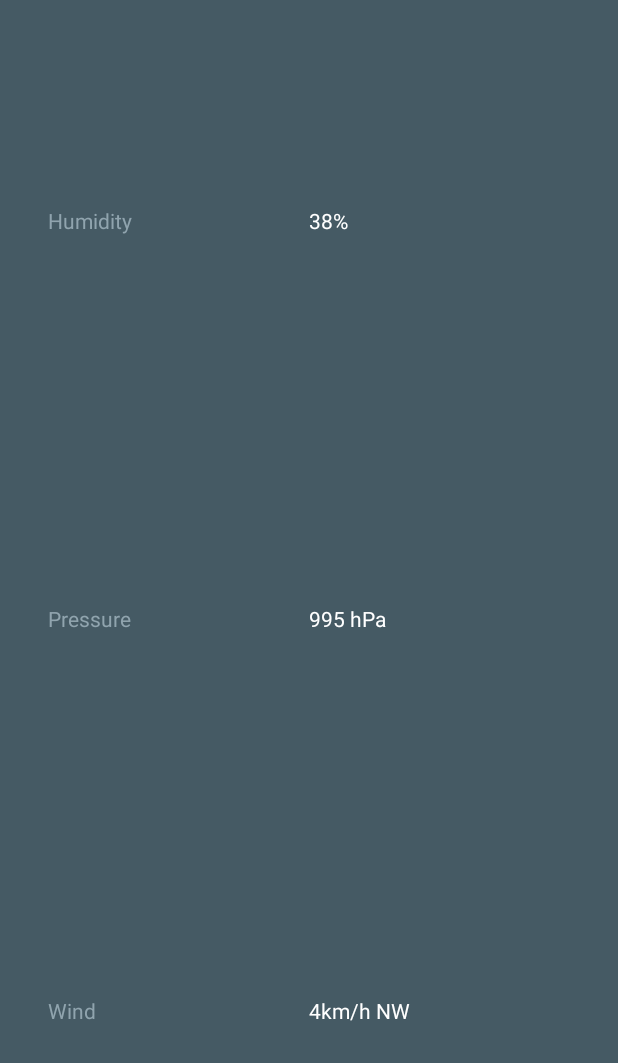
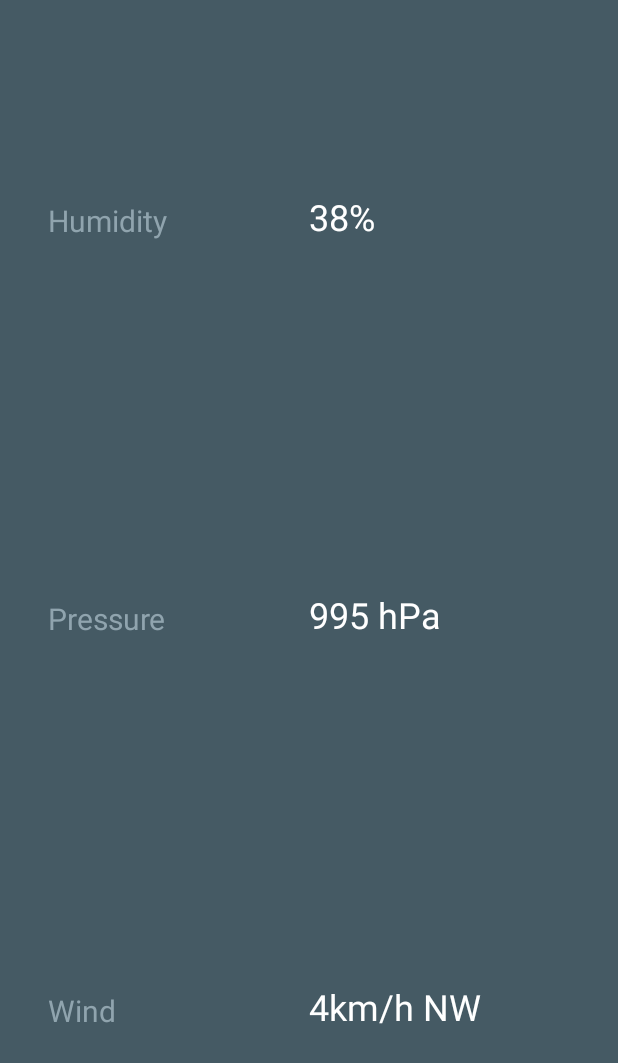
Before and after one commit to emulatalk1/SunOfABeach, an Android app: the layout extra_weather_details.xml on its own in the app's theme, with its tools: preview values and no code run, on a phone screen of 412 x 824 dp. Shown: the top 1063 px of the screen. Run offline under Robolectric (Android 15) with nearby library versions, the phone set to English and light mode, and no system bars.

Commit message:
Fix styles

```diff
--- a/app/src/main/AndroidManifest.xml
+++ b/app/src/main/AndroidManifest.xml
@@ -15,6 +15,7 @@
         <activity
             android:name=".MainActivity"
             android:label="@string/app_name"
+            android:theme="@style/AppTheme.Forecast"
             android:launchMode="singleTop">
             <intent-filter>
                 <action android:name="android.intent.action.MAIN" />
@@ -24,6 +25,7 @@
 
         <activity
             android:name=".DetailActivity"
+            android:label="@string/title_activity_detail"
             android:parentActivityName=".MainActivity">
             <meta-data
                 android:name="android.support.PARENT_ACTIVITY"
--- a/app/src/main/res/layout/extra_weather_details.xml
+++ b/app/src/main/res/layout/extra_weather_details.xml
@@ -25,11 +25,8 @@
         <!-- Humidity label -->
         <TextView
             android:id="@+id/humidity_label"
-            android:layout_width="wrap_content"
-            android:layout_height="wrap_content"
-            android:fontFamily="sans-serif"
+            style="@style/DetailLabel"
             android:text="@string/humidity_label"
-            android:textColor="@color/detail_accent_label"
             app:layout_constraintBottom_toTopOf="@+id/pressure_label"
             app:layout_constraintLeft_toLeftOf="@+id/extra_details"
             app:layout_constraintTop_toTopOf="@+id/extra_details"
@@ -38,9 +35,7 @@
         <!-- Humidity measurement -->
         <TextView
             android:id="@+id/humidity"
-            android:layout_width="wrap_content"
-            android:layout_height="wrap_content"
-            android:textColor="@android:color/white"
+            style="@style/ExtraWeatherMeasurement"
             app:layout_constraintBottom_toBottomOf="@+id/humidity_label"
             app:layout_constraintLeft_toLeftOf="@+id/horizontal_middle"
             tools:text="38%"/>
@@ -48,11 +43,8 @@
         <!-- Pressure label -->
         <TextView
             android:id="@+id/pressure_label"
-            android:layout_width="wrap_content"
-            android:layout_height="wrap_content"
-            android:fontFamily="sans-serif"
+            style="@style/DetailLabel"
             android:text="@string/pressure_label"
-            android:textColor="@color/detail_accent_label"
             app:layout_constraintBottom_toBottomOf="@+id/extra_details"
             app:layout_constraintLeft_toLeftOf="@+id/extra_details"
             app:layout_constraintTop_toTopOf="@+id/extra_details"/>
@@ -60,9 +52,7 @@
         <!-- Pressure measurement -->
         <TextView
             android:id="@+id/pressure"
-            android:layout_width="wrap_content"
-            android:layout_height="wrap_content"
-            android:textColor="@android:color/white"
+            style="@style/ExtraWeatherMeasurement"
             app:layout_constraintBottom_toBottomOf="@+id/pressure_label"
             app:layout_constraintLeft_toLeftOf="@+id/horizontal_middle"
             tools:text="995 hPa"/>
@@ -70,11 +60,8 @@
         <!-- Wind label -->
         <TextView
             android:id="@+id/wind_label"
-            android:layout_width="wrap_content"
-            android:layout_height="wrap_content"
-            android:fontFamily="sans-serif"
+            style="@style/DetailLabel"
             android:text="@string/wind_label"
-            android:textColor="@color/detail_accent_label"
             app:layout_constraintBottom_toBottomOf="@+id/extra_details"
             app:layout_constraintLeft_toLeftOf="@+id/extra_details"
             app:layout_constraintTop_toBottomOf="@+id/pressure_label"
@@ -83,9 +70,7 @@
         <!-- Wind measurement -->
         <TextView
             android:id="@+id/wind_measurement"
-            android:layout_width="wrap_content"
-            android:layout_height="wrap_content"
-            android:textColor="@android:color/white"
+            style="@style/ExtraWeatherMeasurement"
             app:layout_constraintBottom_toBottomOf="@+id/wind_label"
             app:layout_constraintLeft_toLeftOf="@+id/horizontal_middle"
             tools:text="4km/h NW"/>
--- a/app/src/main/res/values/strings.xml
+++ b/app/src/main/res/values/strings.xml
@@ -5,6 +5,9 @@
     <string name="action_map">Map Location</string>
     <string name="action_share">Share</string>
     <string name="action_settings">Settings</string>
+    <string name="title_activity_detail">Details</string>
+    <string name="title_activity_settings">Settings</string>
+    <string name="content_authority">com.vnspectre.sunofabeach</string>
 
     <!-- - - - - - - - - - - - - - - -->
     <!--Used by SunOfABeachDateUtils -->
--- a/app/src/main/res/values/styles.xml
+++ b/app/src/main/res/values/styles.xml
@@ -1,12 +1,37 @@
 <resources>
 
     <!-- Base application theme. -->
-    <style name="AppTheme" parent="Theme.AppCompat.Light.DarkActionBar">
-        <!-- Customize your theme here. -->
+    <style name="AppTheme" parent="@style/Theme.AppCompat.Light.DarkActionBar">
         <item name="colorPrimary">@color/colorPrimary</item>
         <item name="colorPrimaryDark">@color/colorPrimaryDark</item>
         <item name="colorAccent">@color/colorAccent</item>
+        <!-- Used for settings preference theme -->
         <item name="preferenceTheme">@style/PreferenceThemeOverlay</item>
     </style>
 
+    <!-- forecast activity action bar styles -->
+    <style name="ActionBar.Solid.Sunshine.NoTitle" parent="@style/Widget.AppCompat.Light.ActionBar.Solid.Inverse">
+        <item name="displayOptions">useLogo|showHome</item>
+        <item name="logo">@drawable/ic_logo</item>
+    </style>
+
+    <style name="AppTheme.Forecast" parent="@style/AppTheme">
+        <item name="actionBarStyle">@style/ActionBar.Solid.Sunshine.NoTitle</item>
+    </style>
+
+    <!-- Style used in the DetailActivity for the labels of the extra weather information -->
+    <style name="DetailLabel" parent="@style/TextAppearance.AppCompat.Title">
+        <item name="android:layout_width">wrap_content</item>
+        <item name="android:layout_height">wrap_content</item>
+        <item name="android:textColor">@color/detail_accent_label</item>
+        <item name="android:fontFamily">sans-serif</item>
+    </style>
+
+    <!-- Style used in the DetailActivity for the values of the extra weather information -->
+    <style name="ExtraWeatherMeasurement" parent="@style/TextAppearance.AppCompat.Headline">
+        <item name="android:layout_width">wrap_content</item>
+        <item name="android:layout_height">wrap_content</item>
+        <item name="android:textColor">@android:color/white</item>
+    </style>
+
 </resources>
```
Also changed, not shown: app/src/main/res/drawable-hdpi/ic_logo.png (added), app/src/main/res/drawable-mdpi/ic_logo.png (added), app/src/main/res/drawable-xhdpi/ic_logo.png (added), app/src/main/res/drawable-xxhdpi/ic_logo.png (added).
